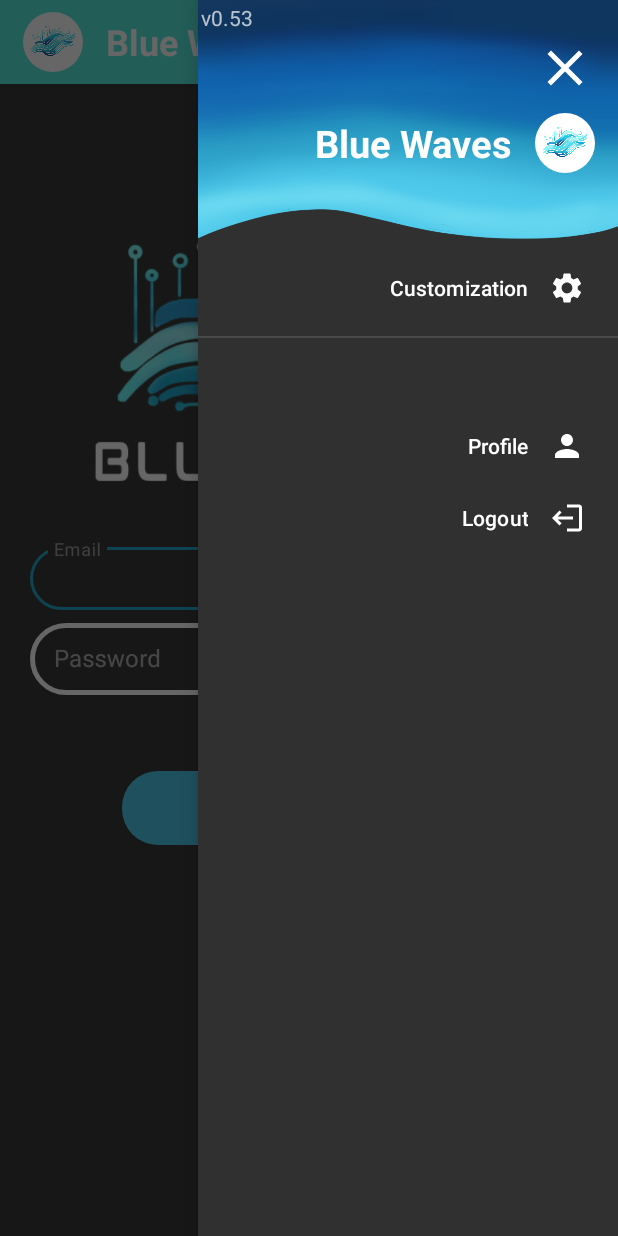
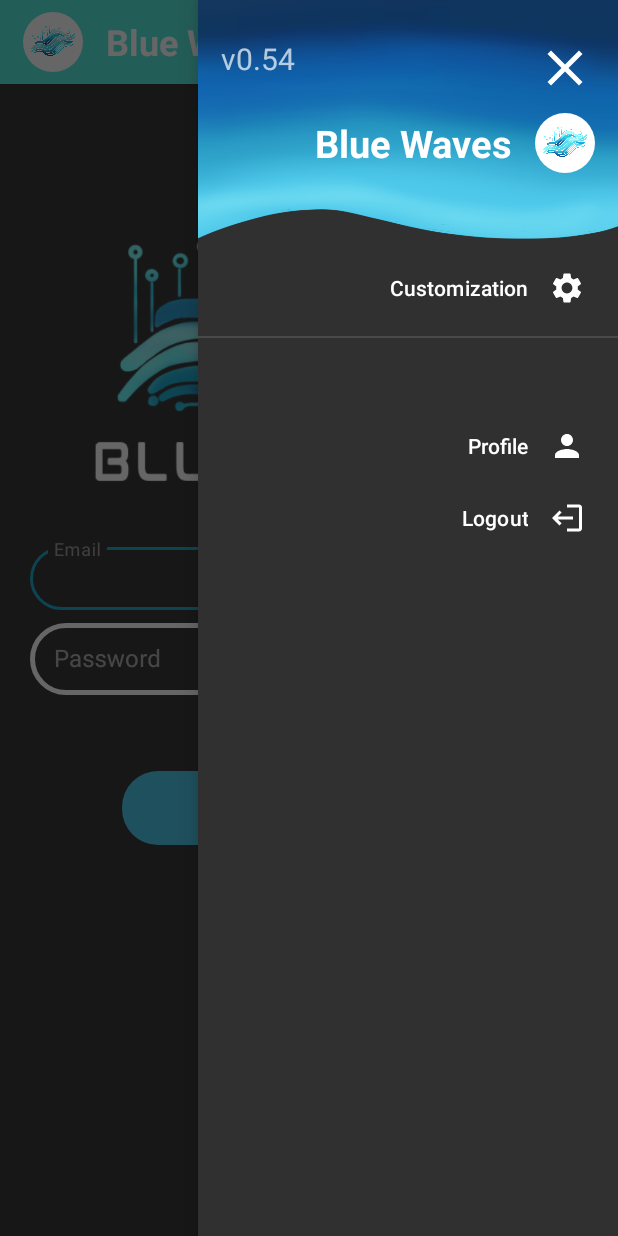
Before and after one commit to YoungSlicer098/Blue_Waves, an Android app: the AuthActivity screen opened directly, with no data from a screen before it, with the side drawer open, on a phone screen of 412 x 824 dp. Run offline under Robolectric (Android 15) with nearby library versions, the phone set to English and light mode, and no system bars; our stand-ins replace Firebase (no records; nobody signed in at launch, a user with empty details on screens opened directly); Roboto replaces fonts that are not available here; 1 statement that could not run was skipped.

Commit message:
Update 0.54 Fix more Bugs on Reloading Issues New Announcement Image Update

```diff
--- a/app/src/main/res/layout/sidebar_layout.xml
+++ b/app/src/main/res/layout/sidebar_layout.xml
@@ -21,7 +21,8 @@
         android:layout_height="wrap_content"
         android:layout_gravity="start"
         android:orientation="horizontal"
-        android:layout_below="@id/navCloseBtn">
+        android:layout_below="@id/navCloseBtn"
+        android:id="@+id/layout_title">
 
         <ImageView
             android:id="@+id/navLogo"
@@ -57,7 +58,9 @@
         android:layout_height="wrap_content"
         android:text="@string/version"
         android:layout_alignParentEnd="true"
-        android:layout_margin="2dp"/>
+        android:layout_marginTop="25dp"
+        android:layout_marginHorizontal="15dp"
+        android:textSize="20sp"/>
 
 
 </RelativeLayout>
--- a/app/src/main/res/values/strings.xml
+++ b/app/src/main/res/values/strings.xml
@@ -1,6 +1,6 @@
 <resources>
 
-    <string name="version">v0.53</string>
+    <string name="version">v0.54</string>
 
 
     <string name="app_name">Blue Waves</string>
```
